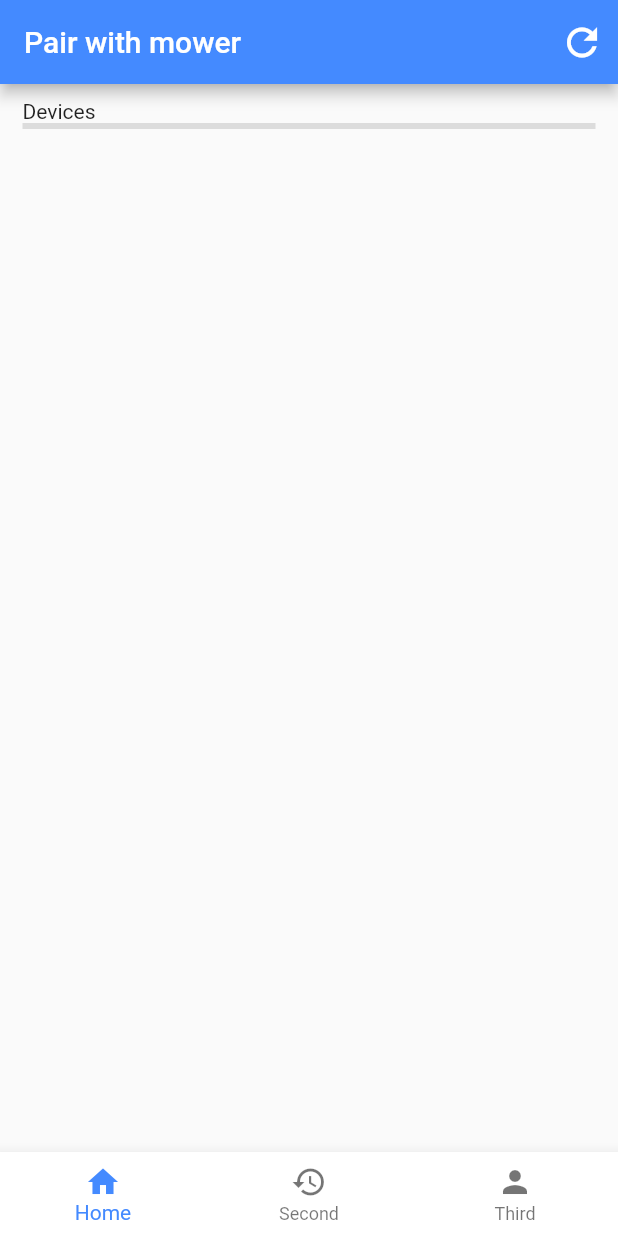
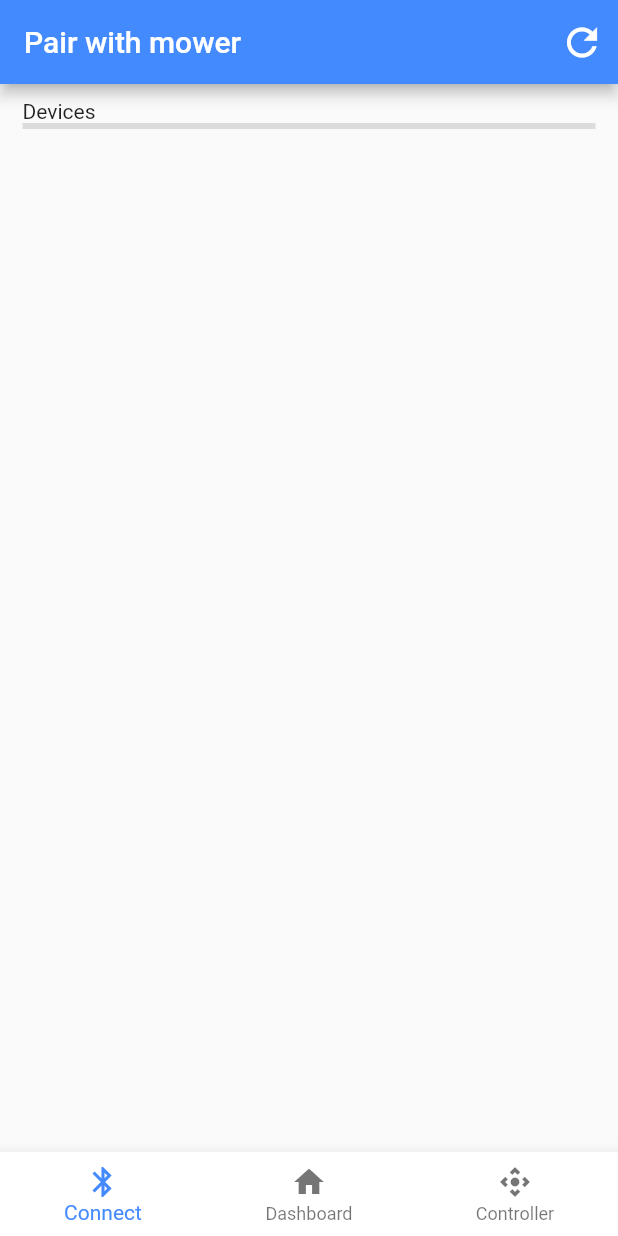
Before and after one commit to Team-Joker-JU/app, a Flutter app: the screen it shows after launch, on a phone screen of 412 x 824 dp. Run offline on Flutter 3.47's test engine with Material 2 defaults, Android fonts, the phone set to English and light mode, and no system bars; our stand-ins replace flutter_blue, flutter_staggered_animations, stacked; missing offline and left inert: control_pad.

Commit message:
mower controller joystick added

```diff
--- a/lib/src/app/views/nav/nav_view.dart
+++ b/lib/src/app/views/nav/nav_view.dart
@@ -23,16 +23,16 @@ class NavView extends ViewModelBuilderWidget<IndexTrackingViewModel> {
           onTap: viewModel.setIndex,
           items: [
             BottomNavigationBarItem(
-              icon: Icon(Icons.home),
-              label: "Home",
+              icon: Icon(Icons.bluetooth),
+              label: "Connect",
             ),
             BottomNavigationBarItem(
-              icon: Icon(Icons.history),
-              label: "Second",
+              icon: Icon(Icons.home),
+              label: "Dashboard",
             ),
             BottomNavigationBarItem(
-              icon: Icon(Icons.person),
-              label: "Third",
+              icon: Icon(Icons.control_camera),
+              label: "Controller",
             ),
           ],
         ),
--- a/pubspec.yaml
+++ b/pubspec.yaml
@@ -30,6 +30,7 @@ dependencies:
   # The following adds the Cupertino Icons font to your application.
   # Use with the CupertinoIcons class for iOS style icons.
   cupertino_icons: ^1.0.2
+  control_pad: ^1.1.1+1
 
 dev_dependencies:
   flutter_test:
```
Also changed, not shown: lib/src/app/views/mower_controller/mower_controller_view.dart (+15 -2 lines), pubspec.lock, 16 other files.
